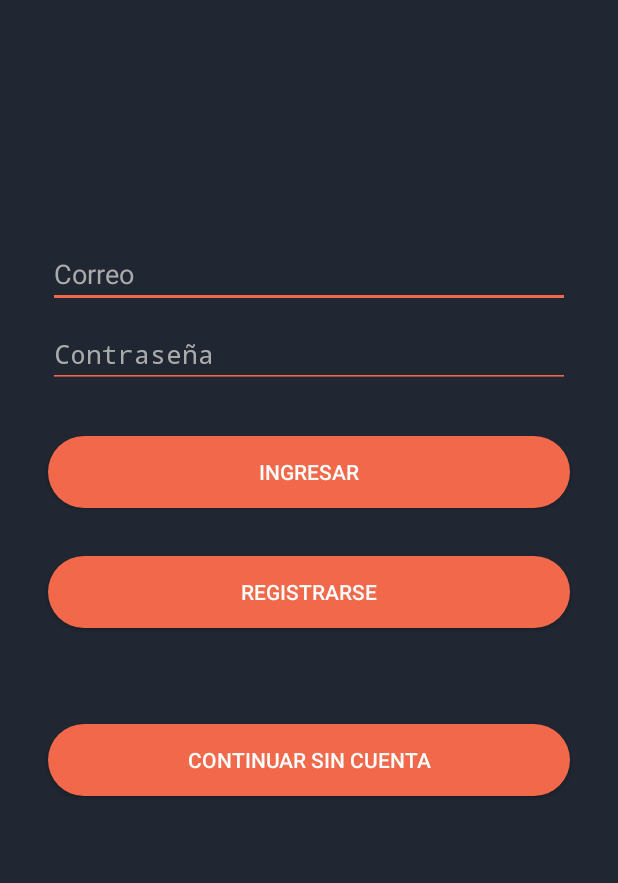
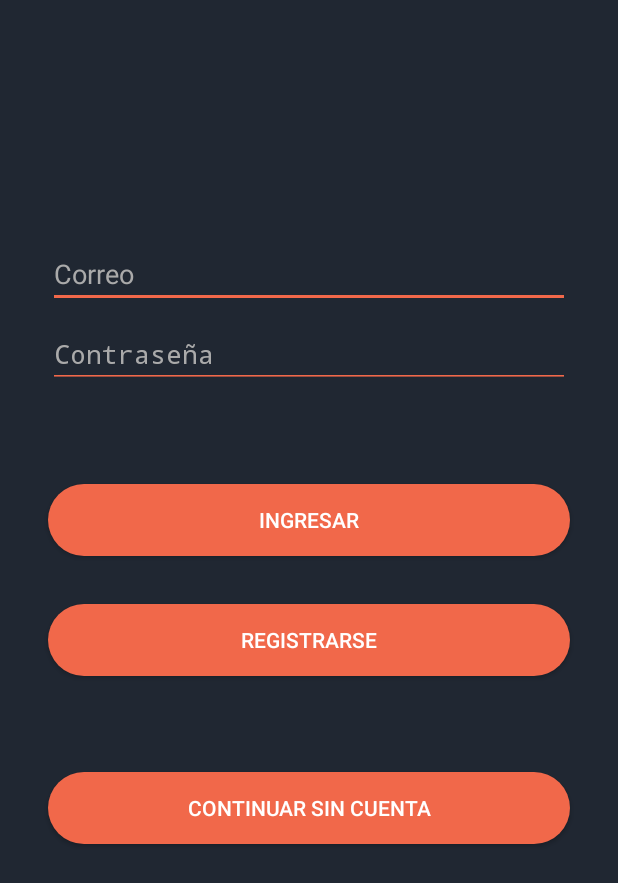
Before and after one commit to mac-o/CryptoPesoMobile, an Android app: the screen it shows after launch (login), on a phone screen of 412 x 824 dp. Shown: the top 883 px of the screen. Run offline under Robolectric (Android 15) with nearby library versions, the phone set to English and light mode, and no system bars; our stand-ins replace Firebase (no records; nobody signed in at launch, a user with empty details on screens opened directly).

Commit message:
style margin

```diff
--- a/CryptoPesoMobile20/app/src/main/res/layout/activity_login.xml
+++ b/CryptoPesoMobile20/app/src/main/res/layout/activity_login.xml
@@ -62,7 +62,7 @@
         android:layout_width="match_parent"
         android:layout_height="wrap_content"
         android:layout_marginStart="32dp"
-        android:layout_marginTop="32dp"
+        android:layout_marginTop="64dp"
         android:layout_marginEnd="32dp"
         android:background="@drawable/botones_redondos"
         android:text="Ingresar"
--- a/CryptoPesoMobile20/app/src/main/res/layout/activity_main.xml
+++ b/CryptoPesoMobile20/app/src/main/res/layout/activity_main.xml
@@ -16,7 +16,7 @@
         android:onClick="btnEscanear"
         android:textColor="@android:color/white"
         android:background="@drawable/botones_redondos"
-        android:text="Escanear direccion QR"
+        android:text="Escanear dirección QR"
         app:layout_constraintBottom_toBottomOf="parent"
         app:layout_constraintEnd_toEndOf="parent"
         app:layout_constraintStart_toStartOf="parent"
```
